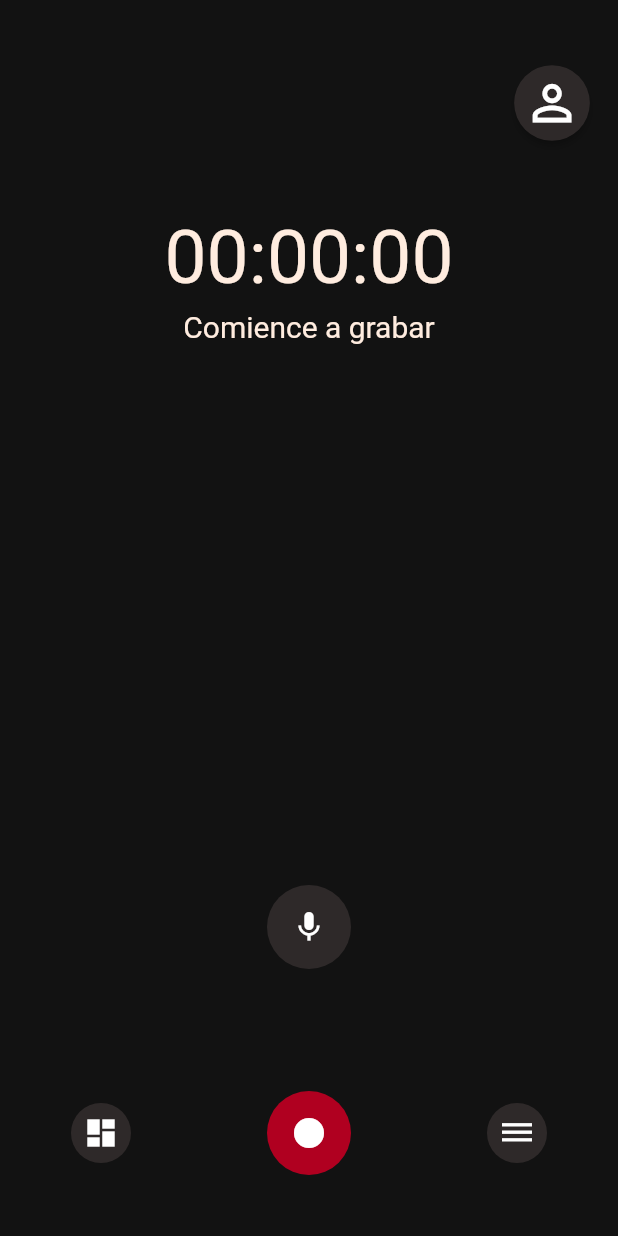
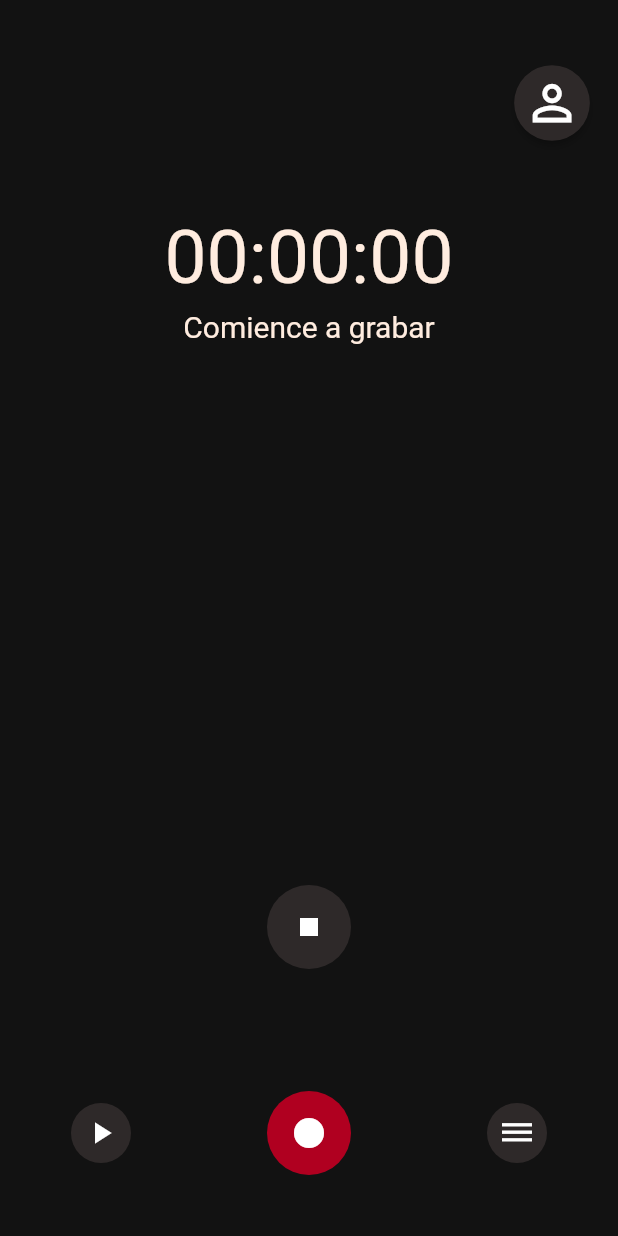
Before and after one commit to Robert3452/App_Painless, a Flutter app: the screen it shows after launch, after a tap on the "dehaze" icon, on a phone screen of 412 x 824 dp. Run offline on Flutter 3.47's test engine with Material 2 defaults, Android fonts, the phone set to English and light mode, and no system bars; our stand-ins replace bloc, equatable, flutter_bloc, permission_handler, speech_to_text; missing offline and left inert: flutter_sound.

Commit message:
feature recorder added

```diff
--- a/lib/screens/recorder/components/body.dart
+++ b/lib/screens/recorder/components/body.dart
@@ -1,21 +1,29 @@
+import 'dart:io';
+
+import 'package:flutter/foundation.dart';
 import 'package:flutter/material.dart';
-import 'package:painless_app/constants.dart';
 import 'package:painless_app/screens/recorder/widgets/appbar_recorder.dart';
 import 'package:painless_app/screens/recorder/widgets/init_speech_button.dart';
+import 'package:painless_app/screens/recorder/widgets/rounded_button.dart';
 import 'package:painless_app/screens/recorder/widgets/screen_recorder.dart';
+import 'package:painless_app/utils/app_utils.dart';
+import '../../../constants.dart';
 import '../widgets/floating_buttons.dart';
-import '../widgets/login_avatar.dart';
 import 'package:flutter_bloc/flutter_bloc.dart';
+import 'package:flutter_sound/flutter_sound.dart';
+import 'package:path_provider/path_provider.dart';
 // import '../../../size_config.dart';
 import '../../../bloc/post_logic.dart';
 import '../../../bloc/post_bloc.dart';
-
+import 'package:permission_handler/permission_handler.dart';
 import 'dart:async';
 import 'dart:math';
 
 import 'package:speech_to_text/speech_recognition_error.dart';
 import 'package:speech_to_text/speech_recognition_result.dart';
 import 'package:speech_to_text/speech_to_text.dart';
+
+typedef _Fn = void Function();
 
 class Body extends StatefulWidget {
   @override
@@ -37,13 +45,28 @@ class _BodyState extends State<Body> {
   List<LocaleName> _localeNames = [];
   final SpeechToText speech = SpeechToText();
 
+  FlutterSoundPlayer _myPlayer = FlutterSoundPlayer();
+  FlutterSoundRecorder _myRecorder = FlutterSoundRecorder();
+  bool _myPlayerIsInited = false;
+  bool _myRecorderIsInited = false;
+  bool _myPlaybackReady = false;
+  String _mPath = "flutter_sound_example.mp3";
+
   @override
   void initState() {
+    initSpeechState();
     super.initState();
-    initSpeechState();
   }
 
   Future<void> initSpeechState() async {
+    var status = await Permission.storage.request();
+    if (status != PermissionStatus.granted) {
+      throw RecordingPermissionException('Storage permission not granted');
+    }
+    String folder = await AppUtil.createFolderInIntDocDir('Recorder');
+    var _file = new File('$folder/$_mPath');
+    _mPath = _file.path;
+
     var hasSpeech = await speech.initialize(
         onError: errorListener, onStatus: statusListener, debugLogging: true);
 
@@ -52,9 +75,32 @@ class _BodyState extends State<Body> {
       var systemLocale = await speech.systemLocale();
       _currentLocaleId = systemLocale.localeId;
     }
+
+    _myPlayer.openAudioSession().then((value) => setState(() {
+          _myPlayerIsInited = true;
+        }));
+
+    openTheRecorder().then((value) {
+      setState(() {
+        _myRecorderIsInited = true;
+      });
+    });
+
     setState(() {
       _hasSpeech = hasSpeech;
     });
+  }
+
+  Future<void> openTheRecorder() async {
+    if (!kIsWeb) {
+      var status = await Permission.microphone.request();
+      if (status != PermissionStatus.granted) {
+        throw RecordingPermissionException('Microphone permission not granted');
+      }
+    }
+
+    await _myRecorder.openAudioSession();
+    _myRecorderIsInited = true;
   }
 
   void resultListener(SpeechRecognitionResult result) {
@@ -63,13 +109,58 @@ class _BodyState extends State<Body> {
     _postBloc.add(DoPostEvent(sentence));
   }
 
+  void record() async {
+    _myRecorder.startRecorder(toFile: _mPath).then((value) => setState(() {}));
+  }
+
+  void stopRecorder() async {
+    await _myRecorder.stopRecorder().then((value) => {
+          setState(() {
+            _myPlaybackReady = true;
+          })
+        });
+  }
+
+  void play() async {
+    assert(_myPlayerIsInited &&
+        _myPlaybackReady &&
+        _myRecorder.isStopped &&
+        _myPlayer.isStopped);
+    _myPlayer
+        .startPlayer(
+            fromURI: _mPath,
+            whenFinished: () {
+              setState(() {});
+            })
+        .then((value) => {setState(() {})});
+  }
+
+  void stopPlayer() {
+    _myPlayer.stopPlayer().then((value) => setState(() {}));
+  }
+
+  _Fn getRecorderFn() {
+    if (!_myRecorderIsInited || !_myPlayer.isStopped) {
+      return null;
+    }
+    return _myRecorder.isStopped ? record : stopRecorder;
+  }
+
+  _Fn getPlayBackFn() {
+    print('_myPlayerIsInited: $_myPlayerIsInited,_myPlaybackReady:$_myPlaybackReady,_myRecorder.isStopped: ${_myRecorder.isStopped} ');
+    if (!_myPlayerIsInited || !_myPlaybackReady || !_myRecorder.isStopped) {
+      return null;
+    }
+    return _myPlayer.isStopped ? play : stopPlayer;
+  }
+
   void startListening() {
     lastWords = '';
     lastError = '';
     speech.listen(
         onResult: resultListener,
-        listenFor: Duration(seconds: 5),
-        pauseFor: Duration(seconds: 5),
+        listenFor: Duration(seconds: 10),
+        pauseFor: Duration(seconds: 10),
         partialResults: false,
         localeId: _currentLocaleId,
         onSoundLevelChange: soundLevelListener,
@@ -113,6 +204,10 @@ class _BodyState extends State<Body> {
 
   @override
   void dispose() {
+    _myPlayer.closeAudioSession();
+    _myPlayer = null;
+    _myRecorder.closeAudioSession();
+    _myRecorder = null;
     super.dispose();
   }
 
@@ -140,7 +235,39 @@ class _BodyState extends State<Body> {
                       startListening: startListening,
                       stopListening: cancelListening,
                     ),
-                    FloatingButtons()
+                    Expanded(
+                        flex: 1,
+                        child: Row(
+                          mainAxisAlignment: MainAxisAlignment.spaceAround,
+                          crossAxisAlignment: CrossAxisAlignment.center,
+                          children: [
+                            RoundedButton(
+                              color: Color(0xFFFFFFFFF),
+                              iconData: _myPlayer.isPlaying
+                                  ? Icons.stop
+                                  : Icons.play_arrow,
+                              onPressed: getPlayBackFn(),
+                              mini: true,
+                              bgColor: kSurfaceColor,
+                            ),
+                            RoundedButton(
+                              bgColor: kPrimaryColor,
+                              iconData: _myRecorder.isRecording
+                                  ? Icons.stop
+                                  : Icons.brightness_1,
+                              onPressed: getRecorderFn(),
+                              mini: false,
+                              color: Color(0xFFFFFFFFF),
+                            ),
+                            RoundedButton(
+                              bgColor: kSurfaceColor,
+                              iconData: Icons.dehaze,
+                              onPressed: () {},
+                              mini: true,
+                              color: Color(0xFFFFFFFFF),
+                            ),
+                          ],
+                        ))
                   ],
                 );
               },
--- /dev/null
+++ b/lib/utils/app_utils.dart
@@ -0,0 +1,17 @@
+import 'dart:io';
+
+class AppUtil {
+  static Future<String> createFolderInIntDocDir(String folderName) async {
+    final Directory _appInternalDir = Directory('/storage/emulated/0');
+    final Directory _appInternalDirFolder =
+        Directory('${_appInternalDir.path}/$folderName/');
+
+    if (await _appInternalDirFolder.exists()) {
+      return _appInternalDirFolder.path;
+    } else {
+      final Directory _appNewFolder =
+          await _appInternalDirFolder.create(recursive: true);
+      return _appNewFolder.path;
+    }
+  }
+}
--- a/pubspec.yaml
+++ b/pubspec.yaml
@@ -30,7 +30,7 @@ dependencies:
   flutter_bloc: ^6.1.1
   http: ^0.12.2
   equatable: ^1.2.5
-
+  permission_handler: ^5.1.0+2
 dev_dependencies:
   flutter_test:
     sdk: flutter
```
Also changed, not shown: lib/screens/recorder/widgets/floating_buttons.dart (+18 -5 lines), pubspec.lock, 1 other file.
